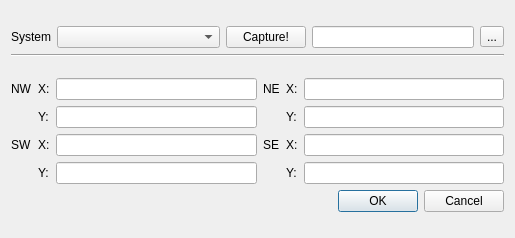
First picture: the form in map_corners_coordinates_dialog_base.ui, repository ctu-geoforall-lab/qgis-map-coords-plugin, before the edit.
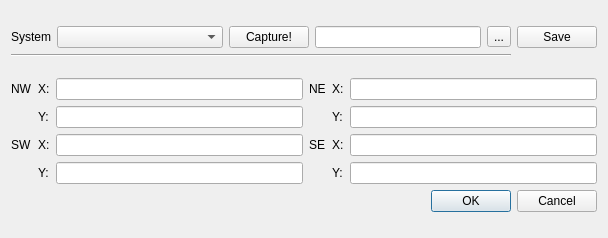
Second picture: the form after the edit.

Patch:
```diff
--- a/map_corners_coordinates_dialog_base.ui
+++ b/map_corners_coordinates_dialog_base.ui
@@ -6,7 +6,7 @@
    <rect>
     <x>0</x>
     <y>0</y>
-    <width>515</width>
+    <width>608</width>
     <height>238</height>
    </rect>
   </property>
@@ -70,6 +70,13 @@
        </property>
       </widget>
      </item>
+     <item row="0" column="5">
+      <widget class="QPushButton" name="saveButton">
+       <property name="text">
+        <string>Save</string>
+       </property>
+      </widget>
+     </item>
     </layout>
    </item>
    <item row="1" column="0">
```
Left out of the diff: 8 changed lines with no effect on the pictures.
